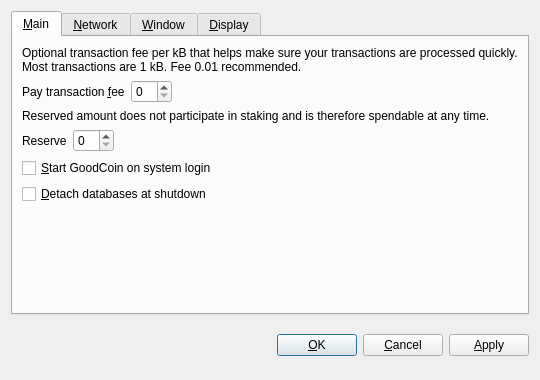
stolenjs/gcfinal, file src/qt/forms/optionsdialog.ui: the form before one commit.
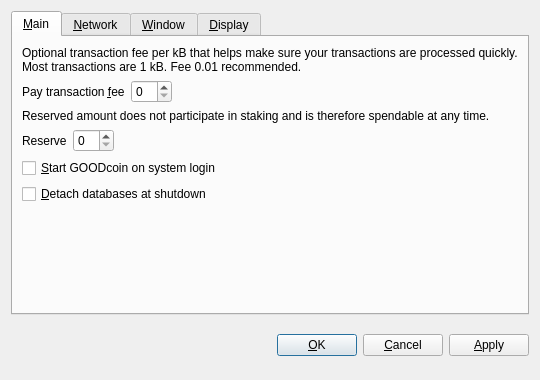
The form after the commit. Custom widgets are drawn as their Qt base class.

```diff
--- a/src/qt/forms/optionsdialog.ui
+++ b/src/qt/forms/optionsdialog.ui
@@ -128,7 +128,7 @@
           <string>Automatically start GoodCoin after logging in to the system.</string>
          </property>
          <property name="text">
-          <string>&amp;Start GoodCoin on system login</string>
+          <string>&amp;Start GOODcoin on system login</string>
          </property>
         </widget>
        </item>
```
Left out of the diff: 10 changed lines with no effect on the pictures.
